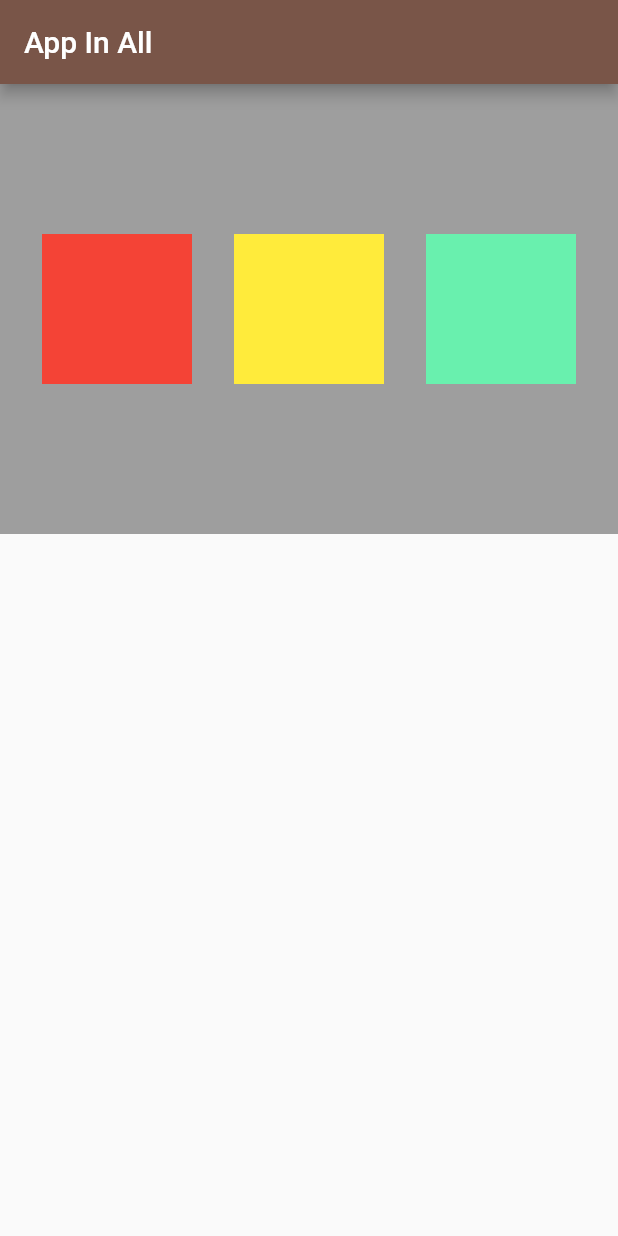
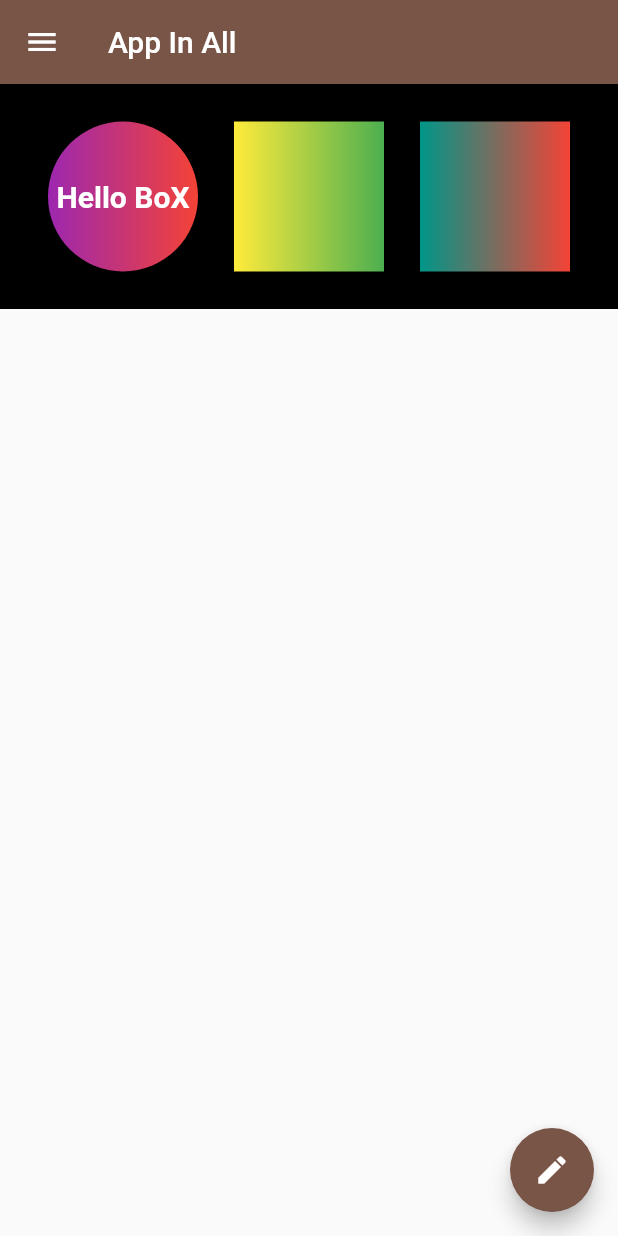
Before and after one commit to theclassical-dev/app-in-all, a Flutter app: the screen it shows after launch, on a phone screen of 412 x 824 dp. Run offline on Flutter 3.47's test engine with Material 2 defaults, Android fonts, the phone set to English and light mode, and no system bars.

Commit message:
material-Drawer is  used with the rest..

```diff
--- a/lib/main.dart
+++ b/lib/main.dart
@@ -17,38 +17,103 @@ class Homepage extends StatelessWidget {
         title: Text("App In All"),
       ),
       body: Container(
-        // width: 300,
-        height: 300,
-        color: Colors.grey,
+        height: 150,
+        color: Colors.black,
+        padding: const EdgeInsets.all(8),
+        child: Center(
           child: Row(
             mainAxisAlignment: MainAxisAlignment.spaceEvenly,
-          crossAxisAlignment: CrossAxisAlignment.center,
             children: [
               Container(
-              padding: const EdgeInsets.all (8),
+                height: 100,
                 width: 100,
-              height: 100,
-              color: Colors.red,
+                clipBehavior: Clip.antiAlias,
                 alignment: Alignment.center,
+                decoration: BoxDecoration(
+                  color: Colors.grey,
+                  shape: BoxShape.circle,
+                  gradient: LinearGradient(
+                    colors: [
+                      Colors.purple,
+                      Colors.red,
+                    ]
+                  )
+                ),
+                child: Text("Hello BoX",
+                textAlign: TextAlign.center,
+                style: TextStyle(
+                  fontSize: 20,
+                  fontWeight: FontWeight.bold,
+                  color: Colors.white,
+                ))
               ),
               Container(
-              padding: const EdgeInsets.all (8),
+                height: 100,
                 width: 100,
-              height: 100,
-              color: Colors.yellow,
-              alignment: Alignment.center,
-
+                decoration: BoxDecoration(
+                  color: Colors.grey,
+                  gradient: LinearGradient(
+                    colors: [
+                      Colors.yellow,
+                      Colors.green,
+                    ]
+                  )
+                ),
               ),
               Container(
-              padding: const EdgeInsets.all (8),
+                height: 100,
                 width: 100,
-              height: 100,
-              color: Colors.greenAccent,
-              alignment: Alignment.center,
+                decoration: BoxDecoration(
+                  color: Colors.grey,
+                  shape: BoxShape.rectangle,
+                  gradient: LinearGradient(
+                    colors: [
+                      Colors.teal,
+                      Colors.red,
+                    ]
+                  )
+                ),
               ),
             ],
           ),
         ),
+      ),
+      drawer: Drawer(
+        child: ListView(
+          padding: const EdgeInsets.all(0),
+          children: [
+            UserAccountsDrawerHeader(
+              accountName: Text("Agba Piro"),
+              accountEmail: Text('AgbaPiro@gmail.com'),
+              currentAccountPicture: CircleAvatar(
+                backgroundImage: NetworkImage("https://images.unsplash.com/photo-1593642633279-1796119d5482?ixlib=rb-1.2.1&ixid=MnwxMjA3fDF8MHxlZGl0b3JpYWwtZmVlZHwxfHx8ZW58MHx8fHw%3D&auto=format&fit=crop&w=500&q=60"),
+              )
+              ),
+              ListTile(
+                leading: Icon(Icons.person),
+                title: Text("Agba Piro"),
+                subtitle: Text("Software Engineer"),
+                trailing: Icon(Icons.edit),
+              ),
+              ListTile(
+                leading: Icon(Icons.email),
+                title: Text("Email"),
+                subtitle: Text("AgbaPiro@gmail.com"),
+                trailing: Icon(Icons.edit),
+              ),
+              ListTile(
+                leading: Icon(Icons.facebook),
+                title: Text("Facebook"),
+                subtitle: Text("agba_piro"),
+                trailing: Icon(Icons.app_registration),
+              )
+          ],
+        ),
+      ),
+      floatingActionButton: FloatingActionButton(
+        onPressed: () {},
+        child: Icon(Icons.edit),
+      ),
     );
   }
 }
```
Lines whose indentation alone changed are shown as unchanged.
